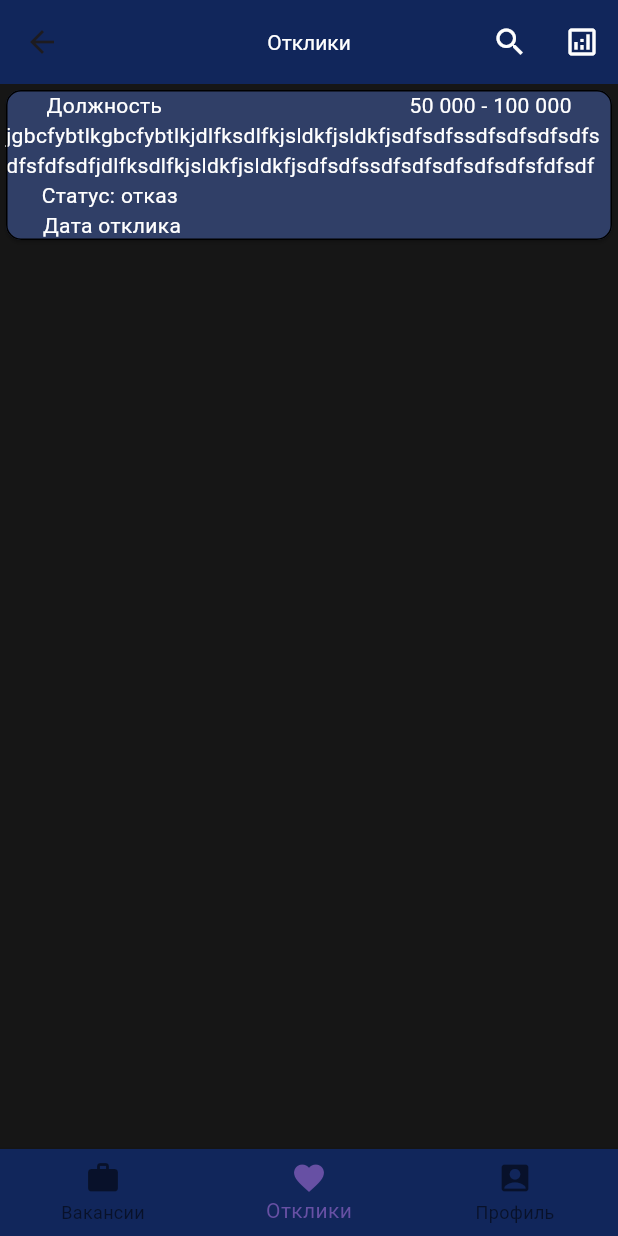
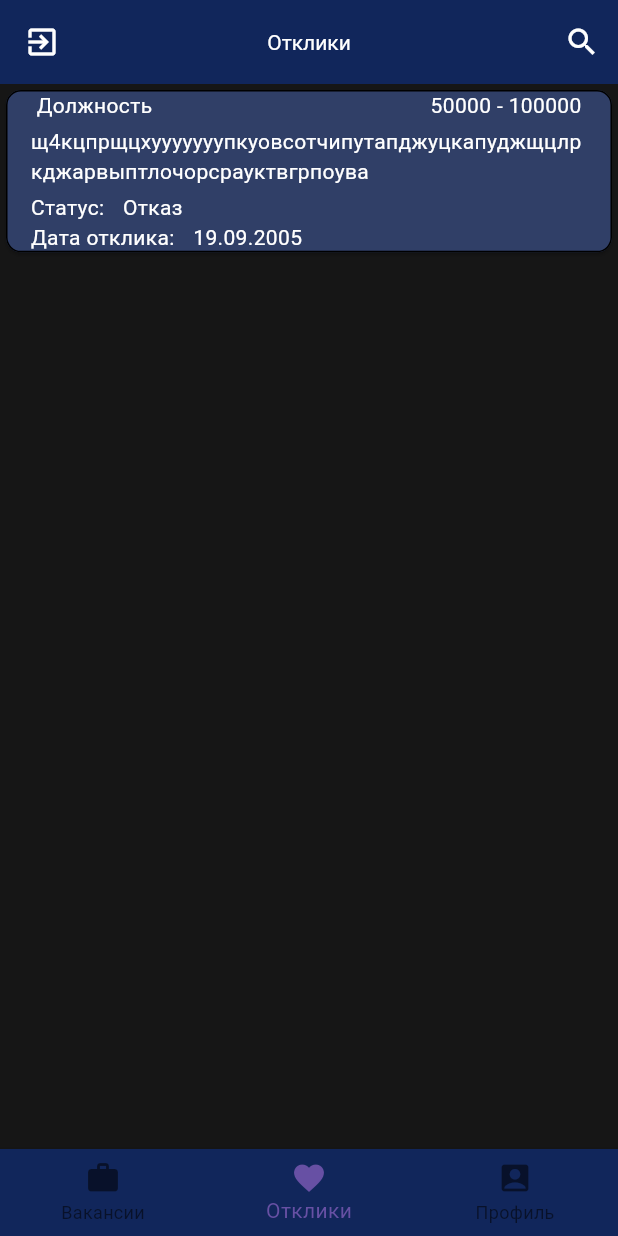
Before and after one commit to s0n0f4punk/MobileDevil, a Flutter app: the HomePage screen opened by its route, item 2 of the bottom bar chosen, on a phone screen of 412 x 824 dp. Run offline on Flutter 3.47's test engine with Material 3 defaults, Android fonts, the light colour scheme and no system bars.

```diff
--- a/lib/pages/bottom/responses.dart
+++ b/lib/pages/bottom/responses.dart
@@ -13,36 +13,76 @@ class ResponsesPage extends StatelessWidget {
               Row(
                 mainAxisAlignment: MainAxisAlignment.center,
                 children: [
-                  const Text('Должность', style: TextStyle(color: Colors.white),),
+                  const Text(
+                    'Должность',
+                    style: TextStyle(color: Colors.white),
+                  ),
                   SizedBox(
-                    width: MediaQuery.of(context).size.width * 0.4,
+                    width: MediaQuery.of(context).size.width * 0.45,
                   ),
-                  const Text('50 000 - 100 000', style: TextStyle(color: Colors.white),),
-                  const Divider(
-                    color: Colors.white,
-                  )
+                  const Text(
+                    "50000 - 100000",
+                    style: TextStyle(color: Colors.white),
+                  ),
+                  const Divider(color: Colors.white),
+
                 ],
               ),
-              const Text('jgbcfybtlkgbcfybtlkjdlfksdlfkjsldkfjsldkfjsdfsdfssdfsdfsdfsdfsdfsfdfsdfjdlfksdlfkjsldkfjsldkfjsdfsdfssdfsdfsdfsdfsdfsfdfsdf', style: TextStyle(color: Colors.white),),
+              SizedBox(
+                height: MediaQuery.of(context).size.height * 0.005,
+              ),
+              SizedBox(
+
+                width: MediaQuery.of(context).size.width * 0.9,
+                child: const Text(
+                  "щ4кцпрщцхууууууупкуовсотчипутапджуцкапуджщцлркджарвыптлочорсрауктвгрпоува",
+                  style: TextStyle(color: Colors.white),
+
+                ),
+              ),
+              SizedBox(
+                height: MediaQuery.of(context).size.height * 0.005,
+              ),
               Row(
-                mainAxisAlignment: MainAxisAlignment.center,
+
                 children: [
-                const Text('Статус: отказ', style: TextStyle(color: Colors.white),),
-                SizedBox(
-                    width: MediaQuery.of(context).size.width * 0.645,
+                  SizedBox(
+                    width: MediaQuery.of(context).size.width * 0.04,
                   ),
-              ],),
-               Row(
-                mainAxisAlignment: MainAxisAlignment.center,
+                  const Text(
+                    "Статус:",
+                    style: TextStyle(color: Colors.white),
+                  ),
+                  SizedBox(
+                    width: MediaQuery.of(context).size.width * 0.03,
+                  ),
+                  const Text(
+                    "Отказ",
+                    style: TextStyle(color: Colors.white),
+                  ),
+                ],
+              ),
+              Row(
                 children: [
-                const Text('Дата отклика', style: TextStyle(color: Colors.white),),
-                SizedBox(
-                    width: MediaQuery.of(context).size.width * 0.638,
+                  SizedBox(
+                    width: MediaQuery.of(context).size.width * 0.04,
                   ),
-              ],),
+                  const Text(
+                    "Дата отклика:",
+                    style: TextStyle(color: Colors.white),
+                  ),
+                  SizedBox(
+                    width: MediaQuery.of(context).size.width * 0.03,
+                  ),
+                  const Text(
+                    "19.09.2005",
+                    style: TextStyle(color: Colors.white),
+                  ),
+                ],
+              ),
             ],
-          )
-        )
+          ),
+        ),
       ],
     );
   }
--- a/lib/pages/bottom/vacancy.dart
+++ b/lib/pages/bottom/vacancy.dart
@@ -23,7 +23,10 @@ class VacancyPage extends StatelessWidget {
                   )
                 ],
               ),
-              const Text('jgbcfybtlkgbcfybtlkjdlfksdlfkjsldkfjsldkfjsdfsdfssdfsdfsdfsdfsdfsfdfsdfjdlfksdlfkjsldkfjsldkfjsdfsdfssdfsdfsdfsdfsdfsfdfsdf', style: TextStyle(color: Colors.white),),
+              SizedBox(
+                    width: MediaQuery.of(context).size.width * 0.9,
+                    child: const Text('horhorhohohorhohohohohorrrhohorhorhohohorhohohohohorrrhorhorhohorhorhorhohorrhorhohorhorhorhohor', style: TextStyle(color: Colors.white),),
+                  ),
               Row(
                 mainAxisAlignment: MainAxisAlignment.center,
                 children: [
--- a/lib/pages/home.dart
+++ b/lib/pages/home.dart
@@ -50,12 +50,16 @@ class _HomePageState extends State<HomePage> {
   );
   AppBar appBar = AppBar(
     title: Text(title!),
+    leading: IconButton(icon: const Icon(Icons.exit_to_app, color: Colors.white,), onPressed: () {
+      Navigator.popAndPushNamed(context, '/');
+    },),
     actions: [IconButton(onPressed: (){
       setState(() {
         search = true;
       });
     }, icon: const Icon(Icons.search, color: Colors.white,)),
-    IconButton(onPressed: () {}, icon: const Icon(Icons.analytics_outlined, color: Colors.white,))],
+    //IconButton(onPressed: () {}, icon: const Icon(Icons.analytics_outlined, color: Colors.white,))
+    ],
   );
     return Scaffold(
       appBar: search? appBarsearch : appBar,
```
Also changed, not shown: lib/pages/bottom/profile.dart (+24 -2 lines).
